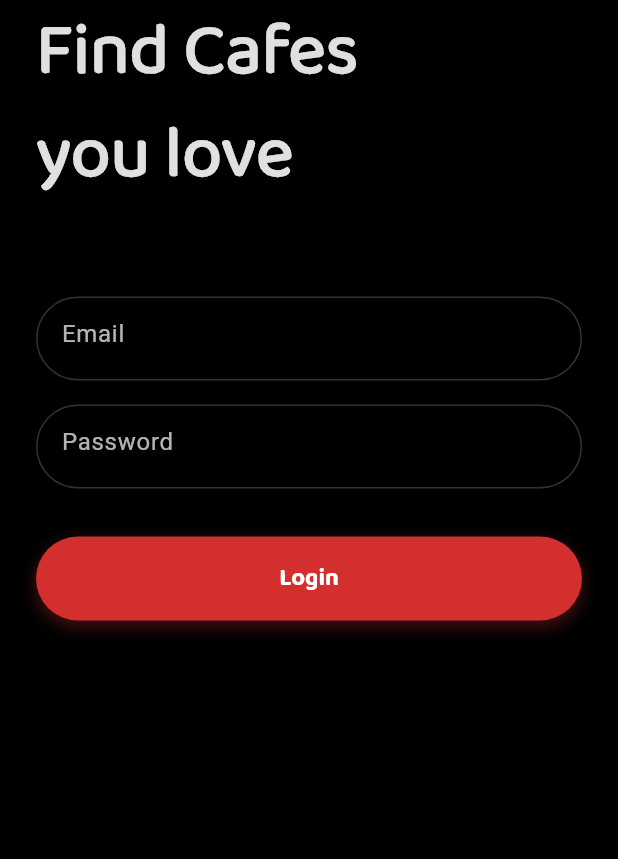
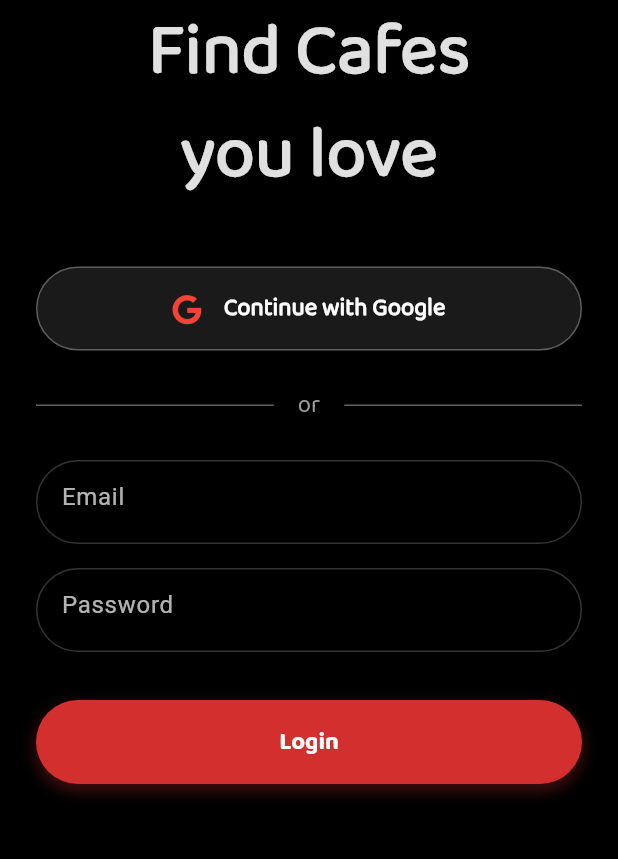
Before and after one commit to lansoyyy/CoFi, a Flutter app: the screen it shows after launch, after a tap on "Log in", on a phone screen of 412 x 824 dp, the part 218-1077 px from its top. Run offline on Flutter 3.47's test engine with Material 3 defaults, Android fonts, the phone set to English and light mode, and no system bars; our stand-ins replace cached_network_image, cloud_firestore, firebase_auth, firebase_core, firebase_storage, flutter_map and 6 more; accounts and stored records are empty.

Commit message:
added google login and signup

```diff
--- a/lib/screens/auth/landing_screen.dart
+++ b/lib/screens/auth/landing_screen.dart
@@ -1,14 +1,56 @@
 import 'package:cofi/screens/auth/login_screen.dart';
 import 'package:cofi/screens/auth/signup_screen.dart';
+import 'package:cofi/screens/home_screen.dart';
+import 'package:cofi/services/google_sign_in_service.dart';
 import 'package:flutter/material.dart';
 import 'package:font_awesome_flutter/font_awesome_flutter.dart';
+import 'package:firebase_auth/firebase_auth.dart';
 import '../../utils/colors.dart';
 
 import '../../widgets/button_widget.dart';
 import '../../widgets/text_widget.dart';
 
-class LandingScreen extends StatelessWidget {
+class LandingScreen extends StatefulWidget {
   const LandingScreen({super.key});
+
+  @override
+  State<LandingScreen> createState() => _LandingScreenState();
+}
+
+class _LandingScreenState extends State<LandingScreen> {
+  bool _isSigningIn = false;
+
+  Future<void> _handleGoogleSignIn() async {
+    setState(() {
+      _isSigningIn = true;
+    });
+
+    try {
+      final userCredential = await GoogleSignInService.signInWithGoogle();
+
+      if (userCredential != null && mounted) {
+        // Navigate to home screen
+        Navigator.pushReplacement(
+          context,
+          MaterialPageRoute(
+            builder: (context) => const HomeScreen(),
+          ),
+        );
+      }
+    } catch (e) {
+      if (mounted) {
+        ScaffoldMessenger.of(context).showSnackBar(
+          SnackBar(content: Text('Google sign in failed: ${e.toString()}')),
+        );
+      }
+    } finally {
+      if (mounted) {
+        setState(() {
+          _isSigningIn = false;
+        });
+      }
+    }
+  }
 
   @override
   Widget build(BuildContext context) {
@@ -22,22 +64,23 @@ class LandingScreen extends StatelessWidget {
           child: Padding(
             padding: const EdgeInsets.symmetric(horizontal: 24.0),
             child: Column(
-              crossAxisAlignment: CrossAxisAlignment.start,
+              crossAxisAlignment: CrossAxisAlignment.center,
               children: [
-                const SizedBox(height: 20),
+                const SizedBox(height: 40),
                 // Logo
                 Center(
                   child: Image.asset(
                     'assets/images/logo.png',
-                    width: 125,
-                    height: 125,
+                    width: 150,
+                    height: 150,
                     fit: BoxFit.contain,
                   ),
                 ),
+                const SizedBox(height: 30),
 
                 // Headline
                 Column(
-                  crossAxisAlignment: CrossAxisAlignment.start,
+                  crossAxisAlignment: CrossAxisAlignment.center,
                   children: [
                     TextWidget(
                       text: 'Find Cafes',
@@ -53,41 +96,35 @@ class LandingScreen extends StatelessWidget {
                       align: TextAlign.center,
                       isBold: true,
                     ),
+                    const SizedBox(height: 15),
+                    TextWidget(
+                      text: 'Discover and review the best cafes in your area',
+                      fontSize: 16,
+                      color: Colors.grey[500]!,
+                      align: TextAlign.center,
+                    ),
                   ],
                 ),
-                const SizedBox(height: 40),
-                // Social Login Buttons
+                const SizedBox(height: 50),
+
+                // Google Login Button
                 _buildSocialButton(
                   icon: FontAwesomeIcons.google,
-                  text: 'Continue with Google',
+                  text: _isSigningIn ? 'Signing in...' : 'Continue with Google',
                   backgroundColor: Colors.white,
-                  textColor: Colors.black,
+                  textColor: Colors.white,
                   iconColor: Colors.red,
+                  onPressed: _isSigningIn ? null : _handleGoogleSignIn,
                 ),
-                const SizedBox(height: 16),
-                _buildSocialButton(
-                  icon: FontAwesomeIcons.facebook,
-                  text: 'Continue with Facebook',
-                  backgroundColor: Colors.white,
-                  textColor: Colors.black,
-                  iconColor: const Color(0xFF1877F2),
-                ),
-                const SizedBox(height: 16),
-                _buildSocialButton(
-                  icon: FontAwesomeIcons.apple,
-                  text: 'Continue with Apple',
-                  backgroundColor: Colors.white,
-                  textColor: Colors.black,
-                  iconColor: Colors.black,
-                ),
-                const SizedBox(height: 32),
+                const SizedBox(height: 25),
+
                 // Separator
                 Row(
                   children: [
                     Expanded(
                       child: Container(
                         height: 1,
-                        color: Colors.grey[300],
+                        color: Colors.grey[700],
                       ),
                     ),
                     Padding(
@@ -95,19 +132,20 @@ class LandingScreen extends StatelessWidget {
                       child: TextWidget(
                         text: 'or',
                         fontSize: 16,
-                        color: Colors.grey[300],
+                        color: Colors.grey[500]!,
                         align: TextAlign.center,
                       ),
                     ),
                     Expanded(
                       child: Container(
                         height: 1,
-                        color: Colors.grey[300],
+                        color: Colors.grey[700],
                       ),
                     ),
                   ],
                 ),
-                const SizedBox(height: 32),
+                const SizedBox(height: 25),
+
                 // Create Account Button
                 SizedBox(
                   width: double.infinity,
@@ -116,7 +154,7 @@ class LandingScreen extends StatelessWidget {
                     radius: 100,
                     label: 'Create a free account',
                     fontSize: 16,
-                    color: Colors.red[700]!,
+                    color: primary,
                     textColor: Colors.white,
                     onPressed: () {
                       Navigator.push(
@@ -125,11 +163,11 @@ class LandingScreen extends StatelessWidget {
                           builder: (context) => const SignupScreen(),
                         ),
                       );
-                      // Handle create account
                     },
                   ),
                 ),
-                const SizedBox(height: 24),
+                const SizedBox(height: 20),
+
                 // Login Link
                 Row(
                   mainAxisAlignment: MainAxisAlignment.center,
@@ -137,7 +175,7 @@ class LandingScreen extends StatelessWidget {
                     TextWidget(
                       text: 'Already have an account? ',
                       fontSize: 14,
-                      color: Colors.grey[300],
+                      color: Colors.grey[400]!,
                       align: TextAlign.center,
                     ),
                     GestureDetector(
@@ -148,12 +186,11 @@ class LandingScreen extends StatelessWidget {
                             builder: (context) => const LoginScreen(),
                           ),
                         );
-                        // Handle login navigation
                       },
                       child: TextWidget(
                         text: 'Log in',
                         fontSize: 14,
-                        color: Colors.white,
+                        color: primary,
                         align: TextAlign.center,
                         isBold: true,
                         decoration: TextDecoration.underline,
@@ -162,6 +199,7 @@ class LandingScreen extends StatelessWidget {
                   ],
                 ),
                 const Spacer(),
+                const SizedBox(height: 20),
               ],
             ),
           ),
@@ -176,6 +214,7 @@ class LandingScreen extends StatelessWidget {
     required Color backgroundColor,
     required Color textColor,
     required Color iconColor,
+    VoidCallback? onPressed,
   }) {
     return Container(
       width: double.infinity,
@@ -183,32 +222,44 @@ class LandingScreen extends StatelessWidget {
       decoration: BoxDecoration(
         color: backgroundColor.withOpacity(0.1),
         borderRadius: BorderRadius.circular(100),
-        border: Border.all(color: Colors.grey.withOpacity(0.3)),
+        border: Border.all(color: Colors.grey.withOpacity(0.5)),
       ),
       child: Material(
         color: Colors.transparent,
         child: InkWell(
-          borderRadius: BorderRadius.circular(12),
-          onTap: () {
-            // Handle social login
-          },
+          borderRadius: BorderRadius.circular(100),
+          onTap: onPressed,
           child: Padding(
             padding: const EdgeInsets.symmetric(horizontal: 16),
             child: Row(
+              mainAxisAlignment: MainAxisAlignment.center,
               children: [
                 FaIcon(
                   icon,
-                  color: Colors.white,
+                  color: iconColor,
                   size: 20,
                 ),
-                const SizedBox(width: 35),
+                const SizedBox(width: 15),
                 TextWidget(
                   text: text,
                   fontSize: 16,
                   color: Colors.white,
-                  align: TextAlign.start,
-                  isBold: false,
+                  align: TextAlign.center,
+                  isBold: true,
                 ),
+                // Show loading indicator if signing in
+                if (_isSigningIn)
+                  const Padding(
+                    padding: EdgeInsets.only(left: 10),
+                    child: SizedBox(
+                      width: 20,
+                      height: 20,
+                      child: CircularProgressIndicator(
+                        valueColor: AlwaysStoppedAnimation<Color>(Colors.white),
+                        strokeWidth: 2,
+                      ),
+                    ),
+                  ),
               ],
             ),
           ),
--- a/lib/screens/auth/login_screen.dart
+++ b/lib/screens/auth/login_screen.dart
@@ -1,4 +1,5 @@
 import 'package:cofi/screens/home_screen.dart';
+import 'package:cofi/services/google_sign_in_service.dart';
 import 'package:flutter/material.dart';
 import 'package:font_awesome_flutter/font_awesome_flutter.dart';
 import 'package:firebase_auth/firebase_auth.dart';
@@ -18,6 +19,7 @@ class _LoginScreenState extends State<LoginScreen> {
   final _emailController = TextEditingController();
   final _passwordController = TextEditingController();
   bool _isLoading = false;
+  bool _isGoogleSigningIn = false;
 
   @override
   void dispose() {
@@ -61,6 +63,38 @@ class _LoginScreenState extends State<LoginScreen> {
     }
   }
 
+  Future<void> _handleGoogleSignIn() async {
+    setState(() {
+      _isGoogleSigningIn = true;
+    });
+
+    try {
+      final userCredential = await GoogleSignInService.signInWithGoogle();
+
+      if (userCredential != null && mounted) {
+        // Navigate to home screen
+        Navigator.pushReplacement(
+          context,
+          MaterialPageRoute(
+            builder: (context) => const HomeScreen(),
+          ),
+        );
+      }
+    } catch (e) {
+      if (mounted) {
+        ScaffoldMessenger.of(context).showSnackBar(
+          SnackBar(content: Text('Google sign in failed: ${e.toString()}')),
+        );
+      }
+    } finally {
+      if (mounted) {
+        setState(() {
+          _isGoogleSigningIn = false;
+        });
+      }
+    }
+  }
+
   @override
   Widget build(BuildContext context) {
     return Scaffold(
@@ -75,7 +109,7 @@ class _LoginScreenState extends State<LoginScreen> {
             padding: const EdgeInsets.symmetric(horizontal: 24.0),
             child: SingleChildScrollView(
               child: Column(
-                crossAxisAlignment: CrossAxisAlignment.start,
+                crossAxisAlignment: CrossAxisAlignment.center,
                 children: [
                   const SizedBox(height: 20),
                   // Logo
@@ -90,7 +124,7 @@ class _LoginScreenState extends State<LoginScreen> {
 
                   // Headline
                   Column(
-                    crossAxisAlignment: CrossAxisAlignment.start,
+                    crossAxisAlignment: CrossAxisAlignment.center,
                     children: [
                       TextWidget(
                         text: 'Find Cafes',
@@ -108,7 +142,49 @@ class _LoginScreenState extends State<LoginScreen> {
                       ),
                     ],
                   ),
-                  const SizedBox(height: 60),
+                  const SizedBox(height: 40),
+
+                  // Google Login Button
+                  _buildSocialButton(
+                    icon: FontAwesomeIcons.google,
+                    text: _isGoogleSigningIn
+                        ? 'Signing in...'
+                        : 'Continue with Google',
+                    backgroundColor: Colors.white,
+                    textColor: Colors.white,
+                    iconColor: Colors.red,
+                    onPressed: _isGoogleSigningIn ? null : _handleGoogleSignIn,
+                  ),
+                  const SizedBox(height: 25),
+
+                  // Separator
+                  Row(
+                    children: [
+                      Expanded(
+                        child: Container(
+                          height: 1,
+                          color: Colors.grey[700],
+                        ),
+                      ),
+                      Padding(
+                        padding: const EdgeInsets.symmetric(horizontal: 16),
+                        child: TextWidget(
+                          text: 'or',
+                          fontSize: 16,
+                          color: Colors.grey[500]!,
+                          align: TextAlign.center,
+                        ),
+                      ),
+                      Expanded(
+                        child: Container(
+                          height: 1,
+                          color: Colors.grey[700],
+                        ),
+                      ),
+                    ],
+                  ),
+                  const SizedBox(height: 25),
+
                   Form(
                     key: _formKey,
                     child: Column(
@@ -202,4 +278,64 @@ class _LoginScreenState extends State<LoginScreen> {
       ),
     );
   }
+
+  Widget _buildSocialButton({
+    required IconData icon,
+    required String text,
+    required Color backgroundColor,
+    required Color textColor,
+    required Color iconColor,
+    VoidCallback? onPressed,
+  }) {
+    return Container(
+      width: double.infinity,
+      height: 56,
+      decoration: BoxDecoration(
+        color: backgroundColor.withOpacity(0.1),
+        borderRadius: BorderRadius.circular(100),
+        border: Border.all(color: Colors.grey.withOpacity(0.5)),
+      ),
+      child: Material(
+        color: Colors.transparent,
+        child: InkWell(
+          borderRadius: BorderRadius.circular(100),
+          onTap: onPressed,
+          child: Padding(
+            padding: const EdgeInsets.symmetric(horizontal: 16),
+            child: Row(
+              mainAxisAlignment: MainAxisAlignment.center,
+              children: [
+                FaIcon(
+                  icon,
+                  color: iconColor,
+                  size: 20,
+                ),
+                const SizedBox(width: 15),
+                TextWidget(
+                  text: text,
+                  fontSize: 16,
+                  color: Colors.white,
+                  align: TextAlign.center,
+                  isBold: true,
+                ),
+                // Show loading indicator if signing in
+                if (_isGoogleSigningIn)
+                  const Padding(
+                    padding: EdgeInsets.only(left: 10),
+                    child: SizedBox(
+                      width: 20,
+                      height: 20,
+                      child: CircularProgressIndicator(
+                        valueColor: AlwaysStoppedAnimation<Color>(Colors.white),
+                        strokeWidth: 2,
+                      ),
+                    ),
+                  ),
+              ],
+            ),
+          ),
+        ),
+      ),
+    );
+  }
 }
--- a/pubspec.yaml
+++ b/pubspec.yaml
@@ -50,6 +50,7 @@ dependencies:
   geolocator: ^10.0.0
   image_picker: ^1.0.4
   cached_network_image: ^3.2.1
+  google_sign_in: ^6.2.1
 
 dev_dependencies:
   flutter_test:
```
Also changed, not shown: lib/services/google_sign_in_service.dart (added, +79 -0 lines), pubspec.lock, 7 other files.
